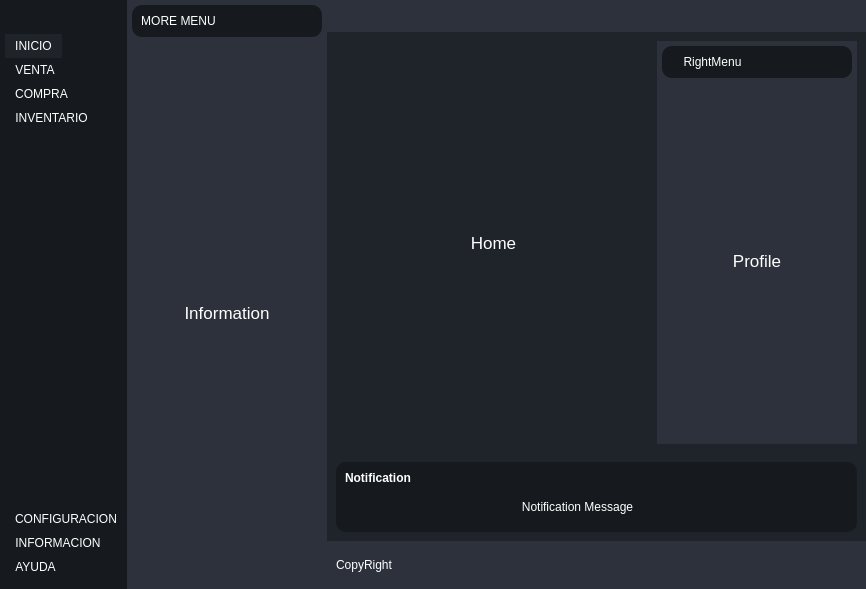
jandresm618/AppDelCassar, file GUI/main_interface.ui: the form before one commit.
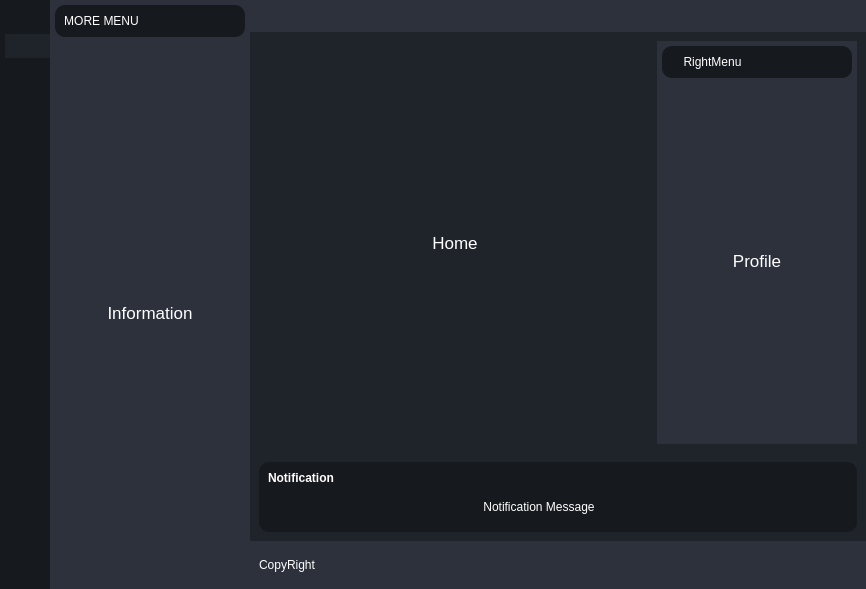
The form after the commit. Icons and pictures are not drawn. Custom widgets are drawn as their Qt base class.

```diff
--- a/GUI/main_interface.ui
+++ b/GUI/main_interface.ui
@@ -69,7 +69,13 @@
      <number>0</number>
     </property>
     <item alignment="Qt::AlignLeft">
-     <widget class="QWidget" name="leftMenuContainer" native="true">
+     <widget class="QCustomSlideMenu" name="leftMenuContainer" native="true">
+      <property name="maximumSize">
+       <size>
+        <width>50</width>
+        <height>16777215</height>
+       </size>
+      </property>
       <property name="styleSheet">
        <string notr="true"/>
       </property>
@@ -194,7 +200,7 @@
 </string>
                </property>
                <property name="text">
-                <string>INICIO</string>
+                <string/>
                </property>
                <property name="icon">
                 <iconset resource="resources.qrc">
@@ -211,7 +217,7 @@
              <item alignment="Qt::AlignLeft">
               <widget class="QPushButton" name="opt1Button">
                <property name="text">
-                <string>VENTA</string>
+                <string/>
                </property>
                <property name="icon">
                 <iconset resource="resources.qrc">
@@ -228,7 +234,7 @@
              <item alignment="Qt::AlignLeft">
               <widget class="QPushButton" name="opt2Button">
                <property name="text">
-                <string>COMPRA</string>
+                <string/>
                </property>
                <property name="icon">
                 <iconset resource="resources.qrc">
@@ -245,7 +251,7 @@
              <item alignment="Qt::AlignLeft">
               <widget class="QPushButton" name="pushButton">
                <property name="text">
-                <string>INVENTARIO</string>
+                <string/>
                </property>
                <property name="icon">
                 <iconset resource="resources.qrc">
@@ -305,7 +311,7 @@
                 <string>Settings</string>
                </property>
                <property name="text">
-                <string>CONFIGURACION</string>
+                <string/>
                </property>
                <property name="icon">
                 <iconset resource="resources.qrc">
@@ -325,7 +331,7 @@
                 <string>Information</string>
                </property>
                <property name="text">
-                <string>INFORMACION</string>
+                <string/>
                </property>
                <property name="icon">
                 <iconset resource="resources.qrc">
@@ -345,7 +351,7 @@
                 <string>Help</string>
                </property>
                <property name="text">
-                <string>AYUDA</string>
+                <string/>
                </property>
                <property name="icon">
                 <iconset resource="resources.qrc">
@@ -1119,6 +1125,14 @@
    </layout>
   </widget>
  </widget>
+ <customwidgets>
+  <customwidget>
+   <class>QCustomSlideMenu</class>
+   <extends>QWidget</extends>
+   <header location="global">Custom_Widgets.Widgets.h</header>
+   <container>1</container>
+  </customwidget>
+ </customwidgets>
  <resources>
   <include location="resources.qrc"/>
  </resources>
```
Left out of the diff: 6 changed lines with no effect on the pictures.
